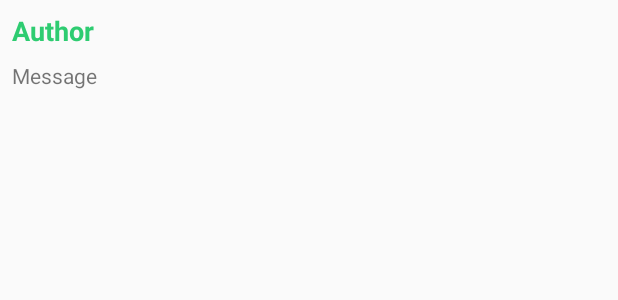
After one commit to arnabmaji/LetsChat-android, an Android app: the layout chat_message_row.xml on its own in the app's theme, with its tools: preview values and no code run, on a phone screen of 412 x 824 dp. The commit adds this screen. Shown: the top 300 px of the screen. Run offline under Robolectric (Android 15) with nearby library versions, the phone set to English and light mode, and no system bars.

```diff
--- /dev/null
+++ b/app/src/main/res/layout/chat_message_row.xml
@@ -0,0 +1,24 @@
+<?xml version="1.0" encoding="utf-8"?>
+<LinearLayout xmlns:android="http://schemas.android.com/apk/res/android"
+    android:layout_width="match_parent"
+    android:layout_height="wrap_content"
+    android:orientation="vertical">
+
+    <TextView
+        android:id="@+id/authorTextView"
+        android:layout_width="match_parent"
+        android:layout_height="wrap_content"
+        android:layout_margin="8dp"
+        android:text="@string/author"
+        android:textColor="#2ecc71"
+        android:textSize="18sp"
+        android:textStyle="bold" />
+
+    <TextView
+        android:id="@+id/messageTextView"
+        android:layout_width="match_parent"
+        android:layout_height="wrap_content"
+        android:layout_marginLeft="8dp"
+        android:layout_marginRight="8dp"
+        android:text="@string/message" />
+</LinearLayout>
--- a/app/src/main/res/values/strings.xml
+++ b/app/src/main/res/values/strings.xml
@@ -8,4 +8,6 @@
     <string name="username">Username</string>
     <string name="confirm_password">Confirm Password</string>
     <string name="enter_message_prompt">Enter your message here&#8230;</string>
+    <string name="author">Author</string>
+    <string name="message">Message</string>
 </resources>
```
Also changed, not shown: app/src/main/java/io/github/arnabmaji19/letschat/ChatListAdapter.java (added, +112 -0 lines), app/src/main/java/io/github/arnabmaji19/letschat/InstantMessage.java (added, +23 -0 lines), app/src/main/java/io/github/arnabmaji19/letschat/MainActivity.java (+49 -0 lines), app/src/main/java/io/github/arnabmaji19/letschat/SignUpActivity.java (+5 -2 lines), app/src/main/res/layout/activity_main.xml (+5 -2 lines).
